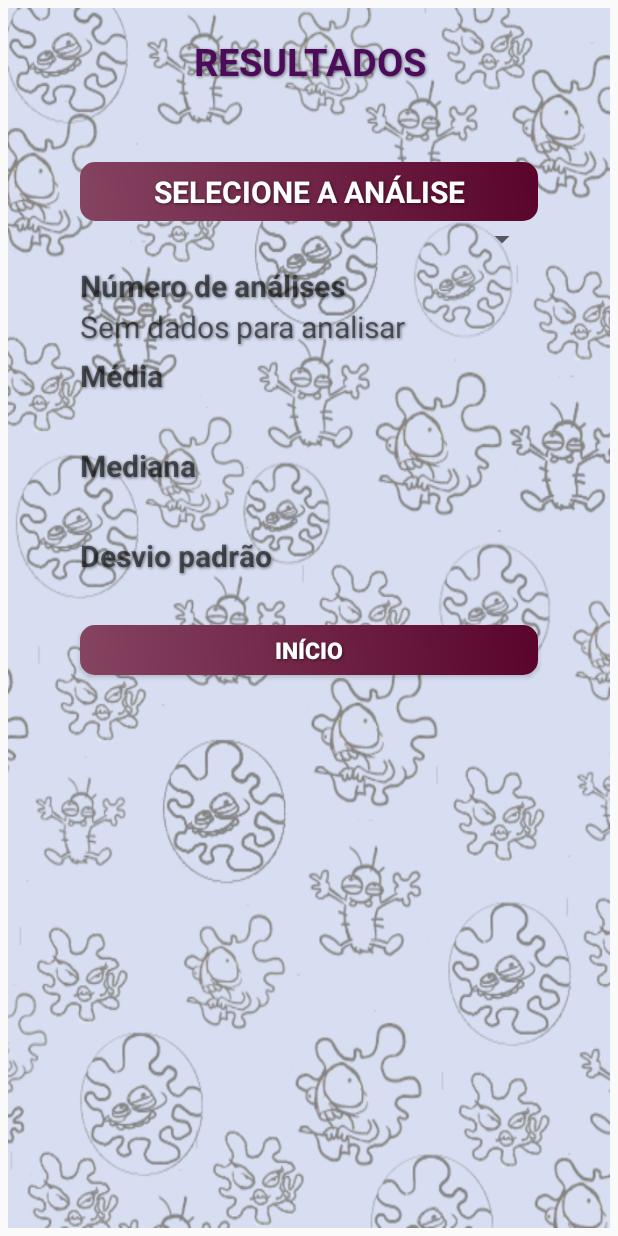
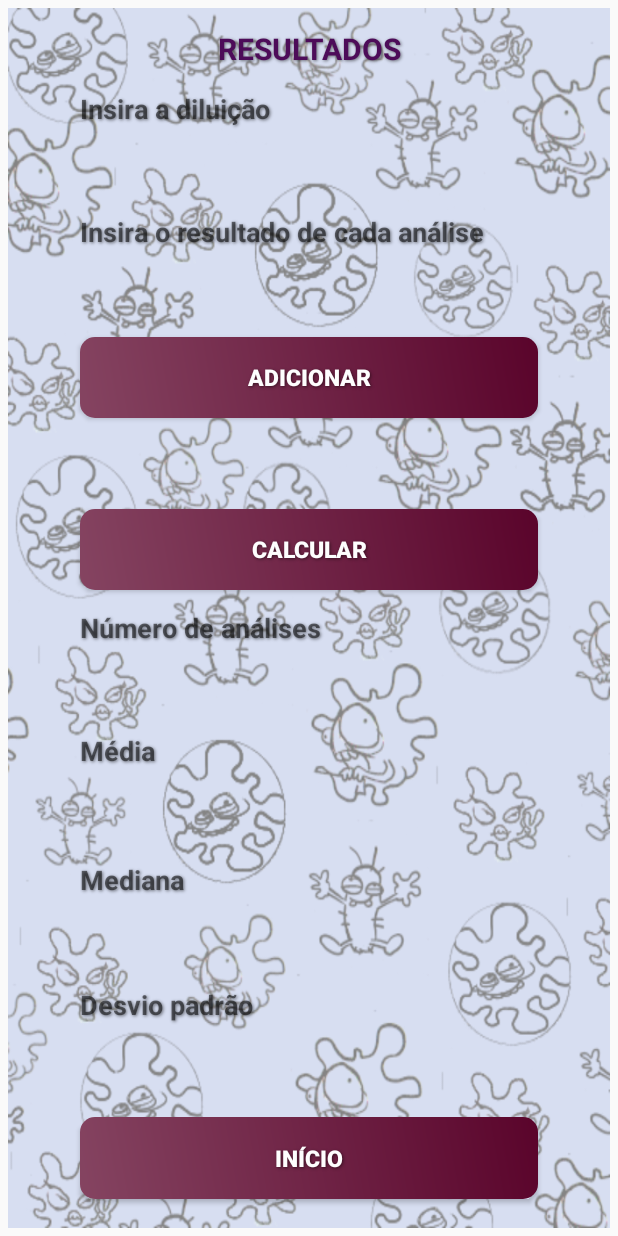
Before and after one commit to JokerPW/AnalisysLab, an Android app: the DBActivity screen opened directly, with no data from a screen before it, on a phone screen of 412 x 824 dp. Run offline under Robolectric (Android 15) with nearby library versions, the phone set to English and light mode, and no system bars.

Commit message:
correcoes de layout e inclusao de campos

```diff
--- a/app/src/main/java/com/example/validationlab/view/DBActivity.java
+++ b/app/src/main/java/com/example/validationlab/view/DBActivity.java
@@ -4,27 +4,22 @@ import android.app.Activity;
 import android.content.Intent;
 import android.os.Bundle;
 import android.view.View;
-import android.widget.AdapterView;
-import android.widget.ArrayAdapter;
 import android.widget.Button;
-import android.widget.Spinner;
 import android.widget.TextView;
 
 import com.example.validationlab.MainActivity;
 import com.example.validationlab.R;
-import com.example.validationlab.model.Analysis;
-import com.example.validationlab.utils.DatabaseAccess;
 import com.google.common.math.Stats;
 
 import java.util.ArrayList;
 import java.util.List;
 
-public class DBActivity extends Activity implements View.OnClickListener, AdapterView.OnItemSelectedListener {
+public class DBActivity extends Activity implements View.OnClickListener {
 
     private ViewHolder mViewHolder = new ViewHolder();
     private Stats stats;
     private boolean isLoading;
-    private List<Integer> analysis;
+    private List<Long> analysis;
 
     @Override
     protected void onCreate(Bundle savedInstanceState) {
@@ -32,31 +27,23 @@ public class DBActivity extends Activity implements View.OnClickListener, Adapte
         setContentView(R.layout.activity_db);
 
         isLoading = true;
-        analysis = new ArrayList<Integer>();
+        analysis = new ArrayList<Long>();
 
-        //get the spinner from the xml.
-        this.mViewHolder.listaanalises = (Spinner) findViewById(R.id.lista_analises);
+        this.mViewHolder.btnAdd = findViewById(R.id.btnAdd);
+        this.mViewHolder.btnAdd.setOnClickListener(this);
+        this.mViewHolder.btnCalculate = findViewById(R.id.btnCalculate);
+        this.mViewHolder.btnCalculate.setOnClickListener(this);
+
+        this.mViewHolder.add_analisys = (TextView) findViewById(R.id.add_analisys);
+        this.mViewHolder.add_dilution = (TextView) findViewById(R.id.add_dilution);
+        this.mViewHolder.lista_resultados = (TextView) findViewById(R.id.lista_resultados);
 
         this.mViewHolder.resultadon = (TextView) findViewById(R.id.resultadon);
         this.mViewHolder.resultadomedia = (TextView) findViewById(R.id.resultadomedia);
         this.mViewHolder.resultadomediana = (TextView) findViewById(R.id.resultadomediana);
-        //this.mViewHolder.resultadomoda = (TextView) findViewById(R.id.resultadomoda);
         this.mViewHolder.resultadodesvio = (TextView) findViewById(R.id.resultadodesvio);
         this.mViewHolder.btnReturn = findViewById(R.id.btnReturn);
         this.mViewHolder.btnReturn.setOnClickListener(this);
-
-//create a list of items for the spinner.
-        String[] items = DatabaseAccess.getInstance(this).getAnalysisGroups();
-//create an adapter to describe how the items are displayed, adapters are used in several places in android.
-//There are multiple variations of this, but this is the basic variant.
-        if (items != null && items.length > 0) {
-            ArrayAdapter<String> adapter = new ArrayAdapter<>(this, android.R.layout.simple_spinner_dropdown_item, items);
-//set the spinners adapter to the previously created one.
-            this.mViewHolder.listaanalises.setAdapter(adapter);
-            this.mViewHolder.listaanalises.setOnItemSelectedListener(this);
-        } else {
-            this.mViewHolder.resultadon.setText("Sem dados para analisar");
-        }
 
     }
 
@@ -65,42 +52,36 @@ public class DBActivity extends Activity implements View.OnClickListener, Adapte
         if (v.getId() == R.id.btnReturn) {
             Intent intent = new Intent(this, MainActivity.class);
             startActivity(intent);
+
+        } else if (v.getId() == R.id.btnAdd) {
+            analysis.add((Long.parseLong(this.mViewHolder.add_analisys.getText().toString()) *
+                    Long.parseLong(this.mViewHolder.add_dilution.getText().toString())));
+
+            if (this.mViewHolder.lista_resultados.getText().toString().length() > 0)
+                this.mViewHolder.lista_resultados.setText(this.mViewHolder.lista_resultados.getText().toString() +
+                    ", " + this.mViewHolder.add_analisys.getText().toString());
+            else
+                this.mViewHolder.lista_resultados.setText(this.mViewHolder.add_analisys.getText().toString());
+
+            this.mViewHolder.add_analisys.setText("");
+            this.mViewHolder.add_dilution.setText("");
+
+        } else if (v.getId() == R.id.btnCalculate) {
+            getAnalysisCulture();
         }
     }
 
-    public void onItemSelected(AdapterView<?> parent, View view, int pos, long id) {
-        System.out.println("++++++++++ Item selected: " + parent.getItemAtPosition(pos));
-        System.out.println("isLoading: " + isLoading);
-        if (isLoading) {
-            isLoading = false;
-            System.out.println("$$$$$$ RETURNING HERE");
-            return;
-        }
-
-        getAnalysisCulture((String) parent.getItemAtPosition(pos));
-    }
-
-    public void onNothingSelected(AdapterView<?> parent) {
-        // Another interface callback
-    }
-
-
-    private void getAnalysisCulture(String group) {
-        System.out.println("@@@@@@@@ ANALYSIS SELECTED");
-        List<Analysis> analysis = DatabaseAccess.getInstance(this).getAnalysisGroup(group);
+    private void getAnalysisCulture() {
         double total = 0;
-        int[] ntotal = new int[analysis.size()];
+        long[] ntotal = new long[analysis.size()];
 
         for (int i = 0; i < analysis.size(); i++) {
-            total += analysis.get(i).getNumCultures();
-            ntotal[i] = analysis.get(i).getNumCultures();
-
-            total += analysis.get(i).getNumCultures();
-            ntotal[i] = analysis.get(i).getNumCultures();
+            total += analysis.get(i);
+            ntotal[i] = analysis.get(i);
         }
         this.mViewHolder.resultadon.setText(Integer.toString(analysis.size()));
         this.mViewHolder.resultadomedia.setText(Double.toString(total / analysis.size()));
-        this.mViewHolder.resultadomediana.setText(Integer.toString(ntotal[ntotal.length / 2]));
+        this.mViewHolder.resultadomediana.setText(Long.toString(ntotal[ntotal.length / 2]));
 
         Double std = Stats.of(ntotal).populationStandardDeviation();
         this.mViewHolder.resultadodesvio.setText(std.toString());
@@ -108,12 +89,16 @@ public class DBActivity extends Activity implements View.OnClickListener, Adapte
 
 
     private static class ViewHolder {
-        Spinner listaanalises;
         TextView resultadon;
         TextView resultadomedia;
         TextView resultadomediana;
         TextView resultadomoda;
         TextView resultadodesvio;
+        TextView add_analisys;
+        TextView add_dilution;
+        TextView lista_resultados;
+        Button btnAdd;
+        Button btnCalculate;
         Button btnReturn;
     }
 
--- a/app/src/main/res/layout/activity_db.xml
+++ b/app/src/main/res/layout/activity_db.xml
@@ -9,13 +9,14 @@
 
     <TextView
         android:layout_width="match_parent"
-        android:layout_height="wrap_content"
+        android:layout_height="0dp"
+        android:layout_weight="1.5"
         android:layout_marginHorizontal="20dp"
-        android:layout_marginTop="10dp"
+        android:layout_marginTop="5dp"
         android:text="Resultados"
         android:textAlignment="center"
         android:textAllCaps="true"
-        android:textSize="25sp"
+        android:textSize="20sp"
         android:textColor="@color/colortexto"
         android:shadowColor="@color/text_shadow"
         android:shadowDx="1"
@@ -23,39 +24,149 @@
         android:shadowRadius="2"
         android:textStyle="bold"
                 />
+<!--    <TextView-->
+<!--        android:id="@+id/analise"-->
+<!--        android:text="Selecione a análise"-->
+<!--        android:layout_width="match_parent"-->
+<!--        android:layout_height="0dp"-->
+<!--        android:layout_weight="2"-->
+<!--        android:layout_marginHorizontal="40dp"-->
+<!--        android:layout_marginTop="50dp"-->
+<!--        android:textSize="20sp"-->
+<!--        android:shadowColor="@color/text_shadow"-->
+<!--        android:shadowDx="1"-->
+<!--        android:shadowDy="1"-->
+<!--        android:shadowRadius="2"-->
+<!--        android:textStyle="bold"-->
+<!--        android:textAlignment="center"-->
+<!--        android:textAllCaps="true"-->
+<!--        android:background="@drawable/button"-->
+<!--        android:textColor="@color/buttontext"-->
+<!--        />-->
     <TextView
-        android:id="@+id/analise"
-        android:text="Selecione a análise"
+        android:id="@+id/d"
+        android:text="Insira a diluição"
         android:layout_width="match_parent"
-        android:layout_height="wrap_content"
+        android:layout_height="0dp"
+        android:layout_weight="1"
         android:layout_marginHorizontal="40dp"
-        android:layout_marginTop="50dp"
-        android:textSize="20sp"
+        android:layout_marginTop="1dp"
         android:shadowColor="@color/text_shadow"
         android:shadowDx="1"
         android:shadowDy="1"
         android:shadowRadius="2"
         android:textStyle="bold"
-        android:textAlignment="center"
-        android:textAllCaps="true"
+        android:textAlignment="textStart"
+        android:layout_gravity="start"
+        android:textSize="18sp"
+        />
+    <TextView
+        android:id="@+id/add_analisys"
+        android:layout_width="match_parent"
+        android:layout_height="0dp"
+        android:layout_weight="2"
+        android:layout_marginHorizontal="40dp"
+        android:shadowColor="@color/text_shadow"
+        android:shadowDx="1"
+        android:shadowDy="1"
+        android:shadowRadius="2"
+        android:textAlignment="textStart"
+        android:layout_gravity="start"
+        android:textSize="20sp"
+        />
+    <TextView
+        android:id="@+id/resultado"
+        android:text="Insira o resultado de cada análise"
+        android:layout_width="match_parent"
+        android:layout_height="0dp"
+        android:layout_weight="1"
+        android:layout_marginHorizontal="40dp"
+        android:layout_marginTop="1dp"
+        android:shadowColor="@color/text_shadow"
+        android:shadowDx="1"
+        android:shadowDy="1"
+        android:shadowRadius="2"
+        android:textStyle="bold"
+        android:textAlignment="textStart"
+        android:layout_gravity="start"
+        android:textSize="18sp"
+        />
+    <TextView
+        android:id="@+id/add_dilution"
+        android:layout_width="match_parent"
+        android:layout_height="0dp"
+        android:layout_weight="2"
+        android:layout_marginHorizontal="40dp"
+        android:shadowColor="@color/text_shadow"
+        android:shadowDx="1"
+        android:shadowDy="1"
+        android:shadowRadius="2"
+        android:textAlignment="textStart"
+        android:layout_gravity="start"
+        android:textSize="20sp"
+        />
+
+    <Button
+        android:id="@+id/btnAdd"
+        android:layout_width="match_parent"
+        android:layout_height="0dp"
+        android:layout_alignParentBottom="true"
+        android:layout_marginBottom="2pt"
+        android:layout_marginHorizontal="40dp"
+        android:layout_marginTop="2dp"
+        android:layout_weight="2"
         android:background="@drawable/button"
+        android:shadowColor="@color/text_shadow"
+        android:shadowDx="1"
+        android:shadowDy="1"
+        android:shadowRadius="2"
+        android:text="Adicionar"
         android:textColor="@color/buttontext"
+        android:textSize="15dp"
+        android:textStyle="bold" />
+
+    <TextView
+        android:id="@+id/lista_resultados"
+        android:layout_width="match_parent"
+        android:layout_height="0dp"
+        android:layout_weight="2"
+        android:layout_marginHorizontal="40dp"
+        android:shadowColor="@color/text_shadow"
+        android:shadowDx="1"
+        android:shadowDy="1"
+        android:shadowRadius="2"
+        android:textAlignment="textStart"
+        android:layout_gravity="start"
+        android:textSize="20sp"
         />
-     <Spinner
-        android:id="@+id/lista_analises"
+
+    <Button
+        android:id="@+id/btnCalculate"
         android:layout_width="match_parent"
-        android:layout_height="wrap_content"
+        android:layout_height="0dp"
+        android:layout_alignParentBottom="true"
+        android:layout_marginBottom="5pt"
         android:layout_marginHorizontal="40dp"
-        android:spinnerMode="dropdown"
-         />
+        android:layout_marginTop="2dp"
+        android:layout_weight="2"
+        android:background="@drawable/button"
+        android:shadowColor="@color/text_shadow"
+        android:shadowDx="1"
+        android:shadowDy="1"
+        android:shadowRadius="2"
+        android:text="Calcular"
+        android:textColor="@color/buttontext"
+        android:textSize="15dp"
+        android:textStyle="bold" />
 
     <TextView
     android:id="@+id/n"
     android:text="Número de análises"
     android:layout_width="match_parent"
-    android:layout_height="wrap_content"
+        android:layout_height="0dp"
+        android:layout_weight="1"
     android:layout_marginHorizontal="40dp"
-    android:layout_marginTop="5dp"
+    android:layout_marginTop="1dp"
     android:shadowColor="@color/text_shadow"
     android:shadowDx="1"
     android:shadowDy="1"
@@ -63,12 +174,13 @@
     android:textStyle="bold"
     android:textAlignment="textStart"
     android:layout_gravity="start"
-    android:textSize="20sp"
+    android:textSize="18sp"
     />
     <TextView
         android:id="@+id/resultadon"
         android:layout_width="match_parent"
-        android:layout_height="wrap_content"
+        android:layout_height="0dp"
+        android:layout_weight="2"
         android:layout_marginHorizontal="40dp"
         android:shadowColor="@color/text_shadow"
         android:shadowDx="1"
@@ -82,9 +194,10 @@
         android:id="@+id/media"
         android:text="Média"
         android:layout_width="match_parent"
-        android:layout_height="wrap_content"
+        android:layout_height="0dp"
+        android:layout_weight="1"
         android:layout_marginHorizontal="40dp"
-        android:layout_marginTop="5dp"
+        android:layout_marginTop="1dp"
         android:shadowColor="@color/text_shadow"
         android:shadowDx="1"
         android:shadowDy="1"
@@ -92,12 +205,13 @@
         android:textStyle="bold"
         android:textAlignment="textStart"
         android:layout_gravity="start"
-        android:textSize="20sp"
+        android:textSize="18sp"
         />
     <TextView
         android:id="@+id/resultadomedia"
         android:layout_width="match_parent"
-        android:layout_height="wrap_content"
+        android:layout_height="0dp"
+        android:layout_weight="2"
         android:layout_marginHorizontal="40dp"
         android:shadowColor="@color/text_shadow"
         android:shadowDx="1"
@@ -111,7 +225,8 @@
         android:id="@+id/mediana"
         android:text="Mediana"
         android:layout_width="match_parent"
-        android:layout_height="wrap_content"
+        android:layout_height="0dp"
+        android:layout_weight="1"
         android:layout_marginHorizontal="40dp"
         android:layout_marginTop="5dp"
         android:shadowColor="@color/text_shadow"
@@ -121,12 +236,13 @@
         android:textStyle="bold"
         android:textAlignment="textStart"
         android:layout_gravity="start"
-        android:textSize="20sp"
+        android:textSize="18sp"
         />
     <TextView
         android:id="@+id/resultadomediana"
         android:layout_width="match_parent"
-        android:layout_height="wrap_content"
+        android:layout_height="0dp"
+        android:layout_weight="2"
         android:layout_marginHorizontal="40dp"
         android:shadowColor="@color/text_shadow"
         android:shadowDx="1"
@@ -169,9 +285,10 @@
         android:id="@+id/desvio"
         android:text="Desvio padrão"
         android:layout_width="match_parent"
-        android:layout_height="wrap_content"
+        android:layout_height="0dp"
+        android:layout_weight="1"
         android:layout_marginHorizontal="40dp"
-        android:layout_marginTop="5dp"
+        android:layout_marginTop="1dp"
         android:shadowColor="@color/text_shadow"
         android:shadowDx="1"
         android:shadowDy="1"
@@ -179,12 +296,13 @@
         android:textStyle="bold"
         android:textAlignment="textStart"
         android:layout_gravity="start"
-        android:textSize="20sp"
+        android:textSize="18sp"
         />
     <TextView
         android:id="@+id/resultadodesvio"
         android:layout_width="match_parent"
-        android:layout_height="wrap_content"
+        android:layout_height="0dp"
+        android:layout_weight="2"
         android:layout_marginHorizontal="40dp"
         android:shadowColor="@color/text_shadow"
         android:shadowDx="1"
@@ -199,7 +317,8 @@
     <Button
         android:id="@+id/btnReturn"
         android:layout_width="match_parent"
-        android:layout_height="15pt"
+        android:layout_height="0dp"
+        android:layout_weight="2"
         android:layout_alignParentBottom="true"
         android:text="Início"
         android:textSize="15dp"
--- a/build.gradle
+++ b/build.gradle
@@ -8,7 +8,7 @@ buildscript {
         mavenCentral()
     }
     dependencies {
-        classpath 'com.android.tools.build:gradle:4.0.1'
+        classpath 'com.android.tools.build:gradle:3.6.3'
 
         // NOTE: Do not place your application dependencies here; they belong
         // in the individual module build.gradle files
```
Also changed, not shown: app/src/main/res/layout/activity_main.xml (+10 -5 lines), app/src/main/res/layout/activity_open_camera.xml (+14 -9 lines), app/src/main/res/layout/activity_open_file.xml (+14 -8 lines), app/src/main/res/layout/activity_results.xml (+33 -23 lines), gradle/wrapper/gradle-wrapper.properties.
